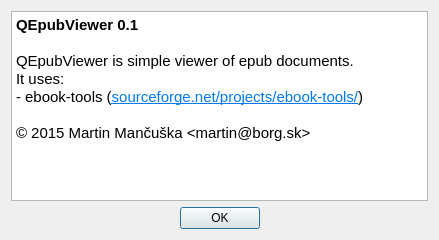
Old version of the form aboutdialog.ui in the repository mato7d5/qepubviewer.
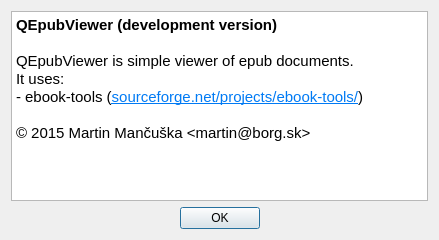
New version of the form.

Commit message: about dialog: fixed version

Diff of the .ui file:
```diff
--- a/aboutdialog.ui
+++ b/aboutdialog.ui
@@ -32,7 +32,7 @@
 &lt;html&gt;&lt;head&gt;&lt;meta name=&quot;qrichtext&quot; content=&quot;1&quot; /&gt;&lt;style type=&quot;text/css&quot;&gt;
 p, li { white-space: pre-wrap; }
 &lt;/style&gt;&lt;/head&gt;&lt;body style=&quot; font-family:'Sans'; font-size:11pt; font-weight:400; font-style:normal;&quot;&gt;
-&lt;p style=&quot; margin-top:0px; margin-bottom:0px; margin-left:0px; margin-right:0px; -qt-block-indent:0; text-indent:0px;&quot;&gt;&lt;span style=&quot; font-weight:600;&quot;&gt;QEpubViewer 0.1&lt;/span&gt;&lt;/p&gt;
+&lt;p style=&quot; margin-top:0px; margin-bottom:0px; margin-left:0px; margin-right:0px; -qt-block-indent:0; text-indent:0px;&quot;&gt;&lt;span style=&quot; font-weight:600;&quot;&gt;QEpubViewer (development version)&lt;/span&gt;&lt;/p&gt;
 &lt;p style=&quot;-qt-paragraph-type:empty; margin-top:0px; margin-bottom:0px; margin-left:0px; margin-right:0px; -qt-block-indent:0; text-indent:0px; font-weight:600;&quot;&gt;&lt;br /&gt;&lt;/p&gt;
 &lt;p style=&quot; margin-top:0px; margin-bottom:0px; margin-left:0px; margin-right:0px; -qt-block-indent:0; text-indent:0px;&quot;&gt;QEpubViewer is simple viewer of epub documents.&lt;/p&gt;
 &lt;p style=&quot; margin-top:0px; margin-bottom:0px; margin-left:0px; margin-right:0px; -qt-block-indent:0; text-indent:0px;&quot;&gt;It uses:&lt;/p&gt;
```
